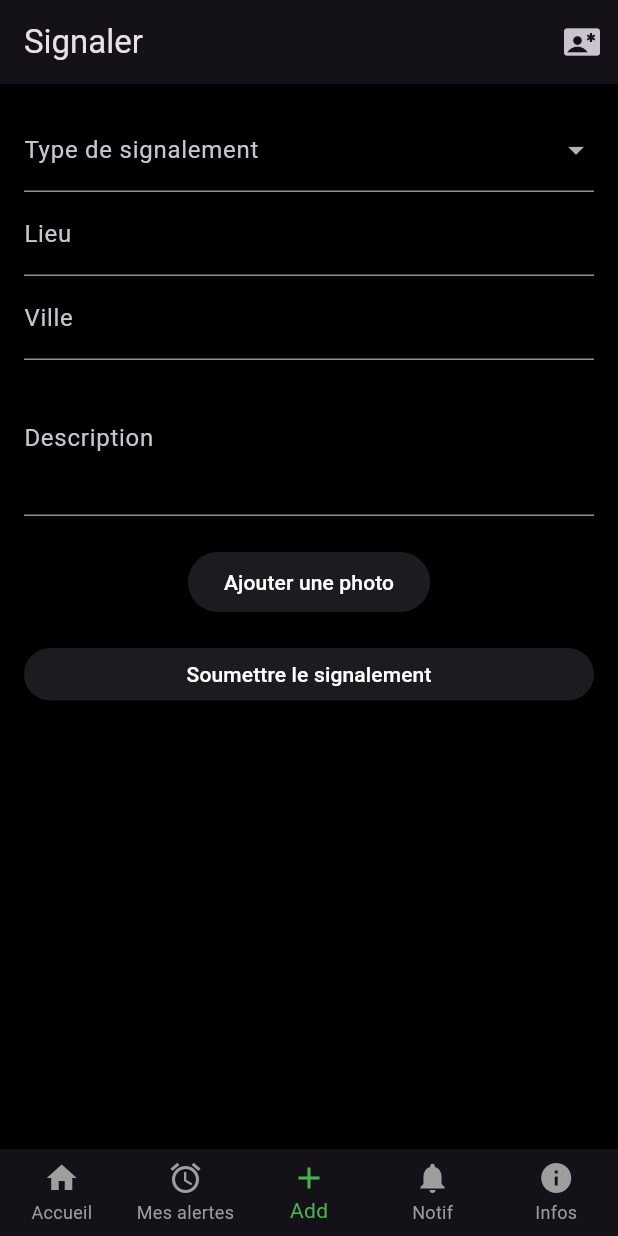
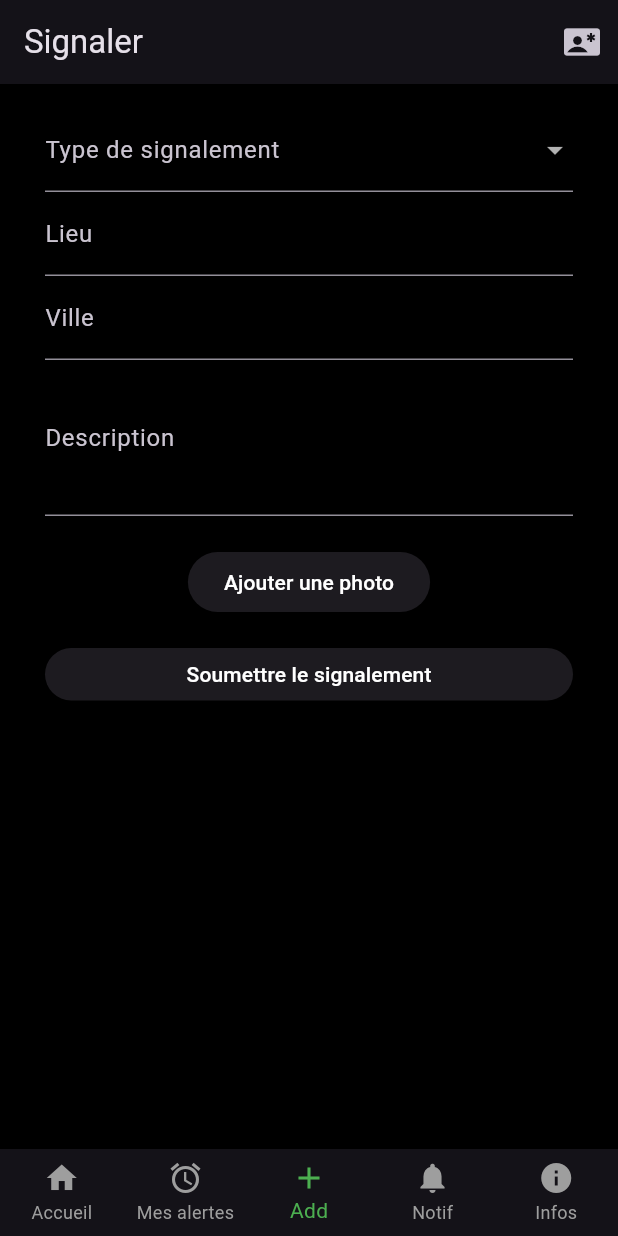
Before and after one commit to Jospin6/huduma, a Flutter app: the MyApp screen opened directly, item 3 of the bottom bar chosen, on a phone screen of 412 x 824 dp. Run offline on Flutter 3.47's test engine with Material 3 defaults, Android fonts, the phone set to English and light mode, and no system bars; our stand-ins replace cloud_firestore, firebase_auth, firebase_core, firebase_storage, geolocator, google_maps_flutter and 2 more; missing offline and left inert: flutter_sms; accounts and stored records are empty.

Commit message:
Fix bugs

```diff
--- a/lib/screens/gesteDeProtectionForm.dart
+++ b/lib/screens/gesteDeProtectionForm.dart
@@ -93,7 +93,7 @@ class _GesteDeProtectionFormState extends State<GesteDeProtectionForm> {
         style: TextStyle(color: Colors.white),
       )),
       body: Padding(
-        padding: const EdgeInsets.all(16.0),
+        padding: const EdgeInsets.only(top: 16.0, left: 30, right: 30),
         child: Form(
           key: _formKey,
           child: Column(
--- a/lib/screens/signalerPage.dart
+++ b/lib/screens/signalerPage.dart
@@ -100,7 +100,7 @@ class _SignalerPageState extends State<SignalerPage> {
   @override
   Widget build(BuildContext context) {
     return Padding(
-      padding: const EdgeInsets.all(16.0),
+      padding: const EdgeInsets.only(top: 16.0, left: 30, right: 30),
       child: Form(
         key: _formKey,
         child: Column(
```
